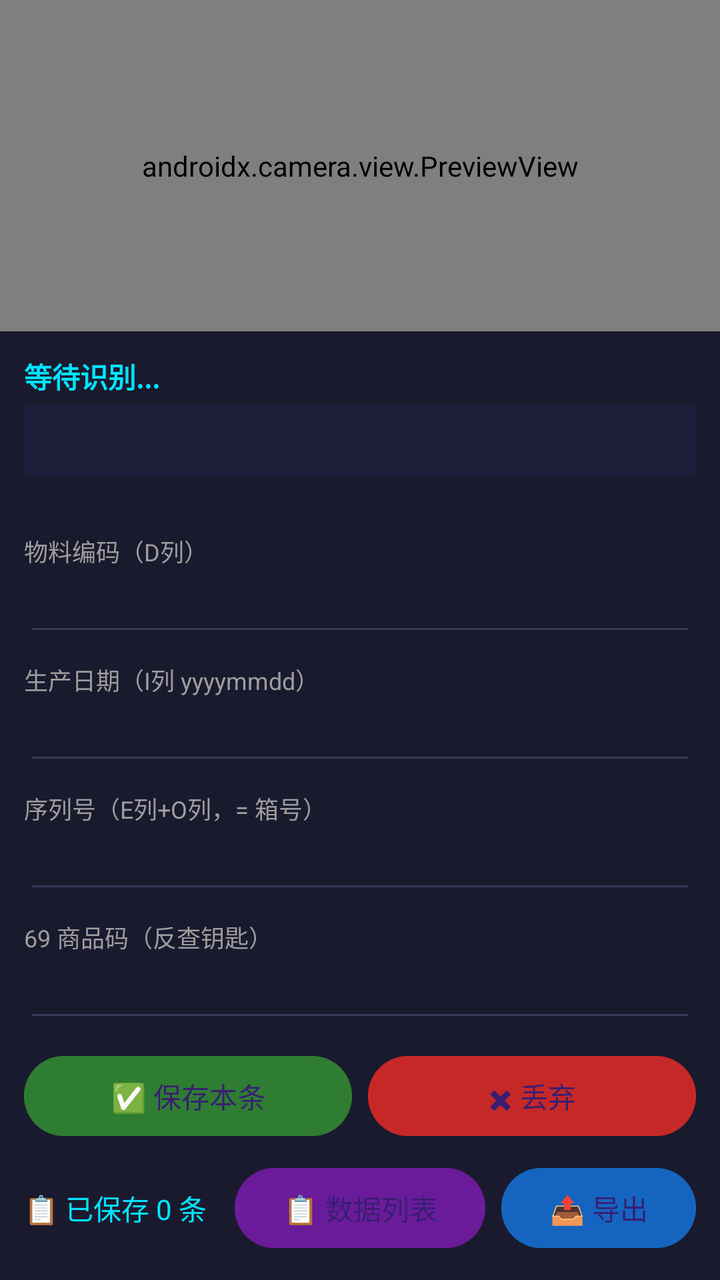
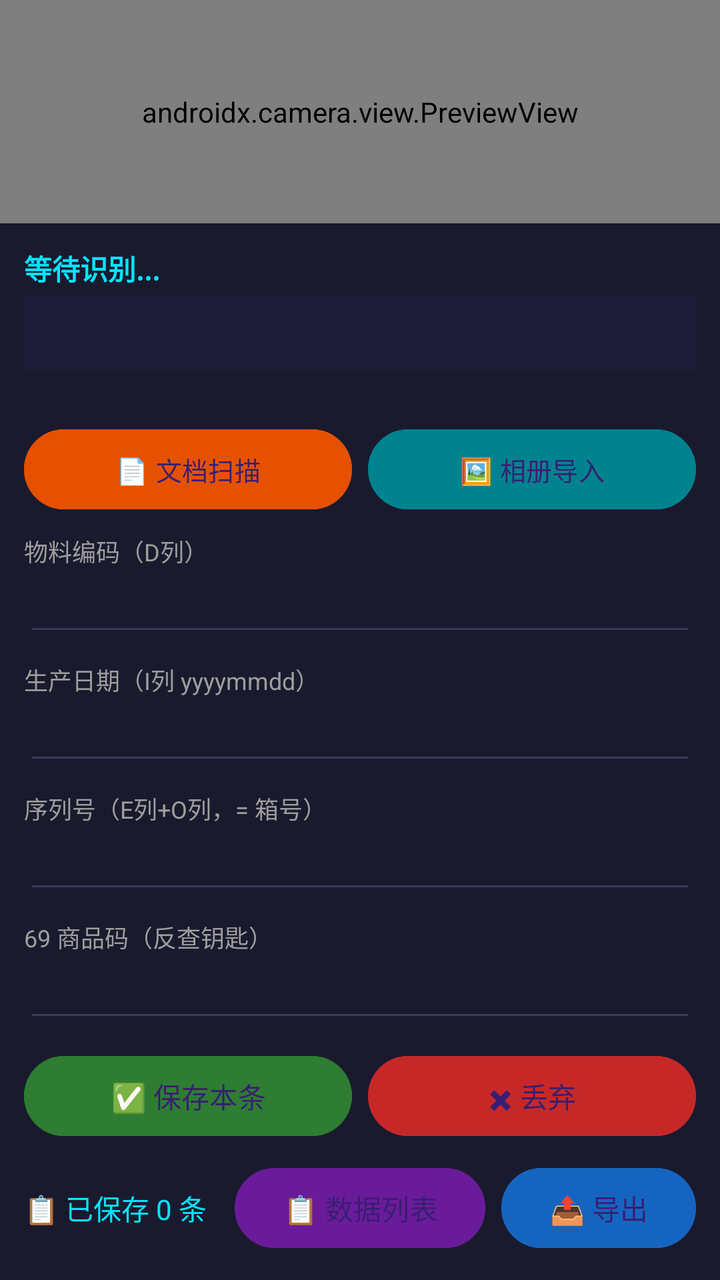

Screens rendered from an Android XML layout before and after an edit, with the pre-edit source and the edit as a unified diff.
<!-- AndroidManifest.xml: application theme Theme.LabelScanner -->
<!-- res/layout/activity_main.xml -->
<?xml version="1.0" encoding="utf-8"?>
<LinearLayout xmlns:android="http://schemas.android.com/apk/res/android"
    android:layout_width="match_parent"
    android:layout_height="match_parent"
    android:orientation="vertical"
    android:background="#1a1a2e">

    
    <androidx.camera.view.PreviewView
        android:id="@+id/previewView"
        android:layout_width="match_parent"
        android:layout_height="0dp"
        android:layout_weight="1" />

    
    <LinearLayout
        android:layout_width="match_parent"
        android:layout_height="wrap_content"
        android:orientation="vertical"
        android:padding="12dp">

        <TextView
            android:id="@+id/tvBarcodes"
            android:layout_width="match_parent"
            android:layout_height="wrap_content"
            android:text="等待识别..."
            android:textColor="#00e5ff"
            android:textSize="14sp"
            android:textStyle="bold" />

        <TextView
            android:id="@+id/resultPanel"
            android:layout_width="match_parent"
            android:layout_height="wrap_content"
            android:layout_marginTop="4dp"
            android:minHeight="36dp"
            android:padding="8dp"
            android:textColor="#ffffff"
            android:textSize="13sp"
            android:background="@color/result_idle" />

        <TextView
            android:id="@+id/tvExtras"
            android:layout_width="match_parent"
            android:layout_height="wrap_content"
            android:layout_marginTop="4dp"
            android:textColor="#ffd54f"
            android:textSize="12sp" />

        
        <TextView style="@style/FieldLabel" android:text="物料编码（D列）" />
        <EditText
            android:id="@+id/etMaterial"
            style="@style/FieldInput" />

        <TextView style="@style/FieldLabel" android:text="生产日期（I列 yyyymmdd）" />
        <EditText
            android:id="@+id/etDate"
            style="@style/FieldInput"
            android:inputType="number" />

        <TextView style="@style/FieldLabel" android:text="序列号（E列+O列，= 箱号）" />
        <EditText
            android:id="@+id/etSn"
            style="@style/FieldInput" />

        <TextView style="@style/FieldLabel" android:text="69 商品码（反查钥匙）" />
        <EditText
            android:id="@+id/etEan69"
            style="@style/FieldInput" />

        <LinearLayout
            android:layout_width="match_parent"
            android:layout_height="wrap_content"
            android:layout_marginTop="8dp"
            android:orientation="horizontal">

            <Button
                android:id="@+id/btnSave"
                android:layout_width="0dp"
                android:layout_height="wrap_content"
                android:layout_weight="1"
                android:text="✅ 保存本条"
                android:backgroundTint="#2e7d32" />

            <Button
                android:id="@+id/btnDiscard"
                android:layout_width="0dp"
                android:layout_height="wrap_content"
                android:layout_weight="1"
                android:layout_marginStart="8dp"
                android:text="✖ 丢弃"
                android:backgroundTint="#c62828" />
        </LinearLayout>

        <LinearLayout
            android:layout_width="match_parent"
            android:layout_height="wrap_content"
            android:layout_marginTop="8dp"
            android:gravity="center_vertical"
            android:orientation="horizontal">

            <TextView
                android:id="@+id/tvCount"
                android:layout_width="0dp"
                android:layout_height="wrap_content"
                android:layout_weight="1"
                android:text="📋 已保存 0 条"
                android:textColor="#00e5ff"
                android:textSize="14sp" />

            <Button
                android:id="@+id/btnList"
                android:layout_width="wrap_content"
                android:layout_height="wrap_content"
                android:text="📋 数据列表"
                android:backgroundTint="#6a1b9a" />

            <Button
                android:id="@+id/btnExport"
                android:layout_width="wrap_content"
                android:layout_height="wrap_content"
                android:layout_marginStart="8dp"
                android:text="📤 导出"
                android:backgroundTint="#1565c0" />
        </LinearLayout>
    </LinearLayout>
</LinearLayout>
<!-- resources referenced by this layout -->
<resources>
  <color name="result_idle">#1e1e3a</color>
  <style name="FieldInput">
          <item name="android:layout_width">match_parent</item>
          <item name="android:layout_height">wrap_content</item>
          <item name="android:backgroundTint">#3a3a5a</item>
          <item name="android:textColor">#ffffff</item>
          <item name="android:textSize">16sp</item>
          <item name="android:singleLine">true</item>
      </style>
  <style name="FieldLabel">
          <item name="android:layout_width">match_parent</item>
          <item name="android:layout_height">wrap_content</item>
          <item name="android:layout_marginTop">8dp</item>
          <item name="android:textSize">12sp</item>
          <item name="android:textColor">#9e9e9e</item>
      </style>
  <style name="Theme.LabelScanner" parent="Theme.Material3.Dark.NoActionBar">
          <item name="android:statusBarColor">#1a1a2e</item>
      </style>
</resources>

<!-- the commit's change to res/layout/activity_main.xml (unified diff, before → after) -->
@@ -46,6 +46,33 @@
             android:layout_marginTop="4dp"
             android:textColor="#ffd54f"
             android:textSize="12sp" />
+
+        
+        <LinearLayout
+            android:layout_width="match_parent"
+            android:layout_height="wrap_content"
+            android:layout_marginTop="6dp"
+            android:orientation="horizontal">
+
+            <Button
+                android:id="@+id/btnDocScan"
+                android:layout_width="0dp"
+                android:layout_height="wrap_content"
+                android:layout_weight="1"
+                android:text="📄 文档扫描"
+                android:textSize="13sp"
+                android:backgroundTint="#e65100" />
+
+            <Button
+                android:id="@+id/btnGallery"
+                android:layout_width="0dp"
+                android:layout_height="wrap_content"
+                android:layout_weight="1"
+                android:layout_marginStart="8dp"
+                android:text="🖼 相册导入"
+                android:textSize="13sp"
+                android:backgroundTint="#00838f" />
+        </LinearLayout>
 
         
         <TextView style="@style/FieldLabel" android:text="物料编码（D列）" />
